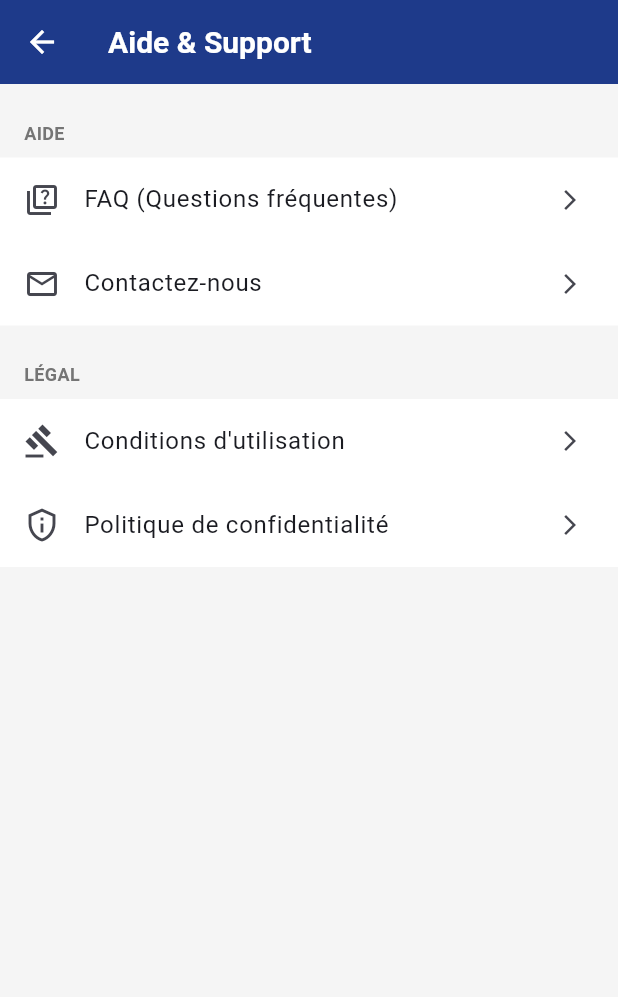
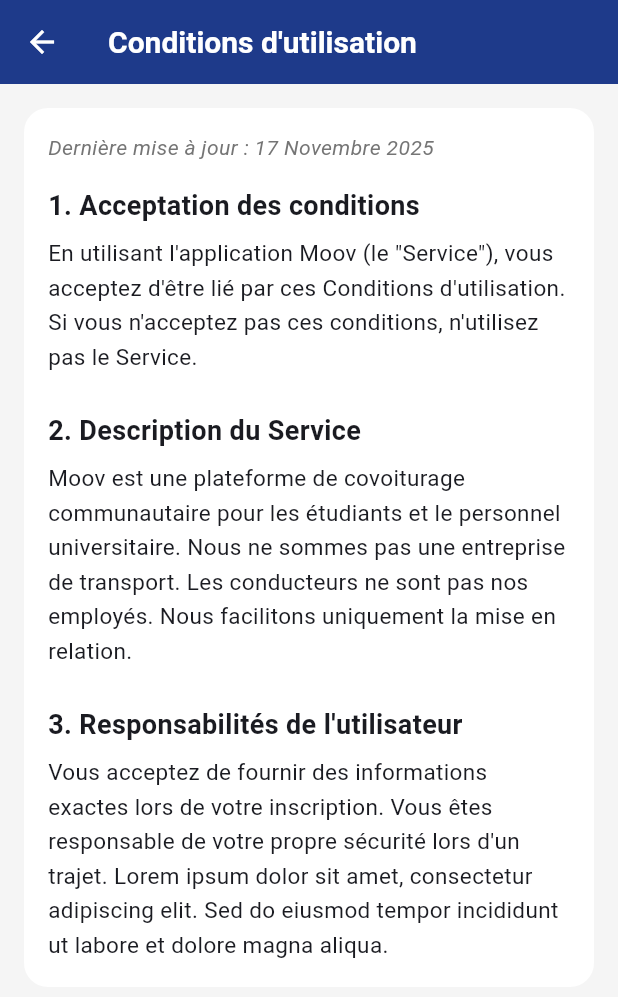
Before and after one commit to Inazumashi/moov-app, a Flutter app: the SupportScreen screen opened directly, after a tap on "Conditions d'utilisation", on a phone screen of 412 x 824 dp. Shown: the top 997 px of the screen. Run offline on Flutter 3.47's test engine with Material 3 defaults, Android fonts, the phone set to English and light mode, and no system bars.

Commit message:
modification de support_screen.dart

```diff
--- a/lib/features/profile/screens/support_screen.dart
+++ b/lib/features/profile/screens/support_screen.dart
@@ -1,4 +1,9 @@
 import 'package:flutter/material.dart';
+// 1. AJOUT DES IMPORTS
+import 'package:moovapp/features/profile/screens/faq_screen.dart';
+import 'package:moovapp/features/profile/screens/contact_us_screen.dart';
+import 'package:moovapp/features/profile/screens/terms_of_service_screen.dart';
+import 'package:moovapp/features/profile/screens/privacy_policy_screen.dart';
 
 class SupportScreen extends StatelessWidget {
   const SupportScreen({super.key});
@@ -30,7 +35,10 @@
                   title: const Text('FAQ (Questions fréquentes)'),
                   trailing: const Icon(Icons.arrow_forward_ios, size: 16),
                   onTap: () {
-                    // TODO: Naviguer vers un futur écran FAQScreen
+                    // 2. MISE À JOUR DE LA NAVIGATION
+                    Navigator.of(context).push(MaterialPageRoute(
+                      builder: (context) => const FaqScreen(),
+                    ));
                   },
                 ),
                 ListTile(
@@ -38,7 +46,10 @@
                   title: const Text('Contactez-nous'),
                   trailing: const Icon(Icons.arrow_forward_ios, size: 16),
                   onTap: () {
-                    // TODO: Logique pour ouvrir un client mail
+                    // 3. MISE À JOUR DE LA NAVIGATION
+                    Navigator.of(context).push(MaterialPageRoute(
+                      builder: (context) => const ContactUsScreen(),
+                    ));
                   },
                 ),
               ],
@@ -57,7 +68,10 @@
                   title: const Text("Conditions d'utilisation"),
                   trailing: const Icon(Icons.arrow_forward_ios, size: 16),
                   onTap: () {
-                    // TODO: Ouvrir le lien des conditions
+                    // 4. MISE À JOUR DE LA NAVIGATION
+                    Navigator.of(context).push(MaterialPageRoute(
+                      builder: (context) => const TermsOfServiceScreen(),
+                    ));
                   },
                 ),
                 ListTile(
@@ -65,7 +79,10 @@
                   title: const Text('Politique de confidentialité'),
                   trailing: const Icon(Icons.arrow_forward_ios, size: 16),
                   onTap: () {
-                    // TODO: Ouvrir le lien de la politique
+                    // 5. MISE À JOUR DE LA NAVIGATION
+                    Navigator.of(context).push(MaterialPageRoute(
+                      builder: (context) => const PrivacyPolicyScreen(),
+                    ));
                   },
                 ),
               ],
--- a/lib/features/profile/screens/terms_of_service_screen.dart
+++ b/lib/features/profile/screens/terms_of_service_screen.dart
@@ -0,0 +1,69 @@
+import 'package:flutter/material.dart';
+
+class TermsOfServiceScreen extends StatelessWidget {
+  const TermsOfServiceScreen({super.key});
+
+  @override
+  Widget build(BuildContext context) {
+    return Scaffold(
+      backgroundColor: Colors.grey[100],
+      appBar: AppBar(
+        title: Text(
+          "Conditions d'utilisation",
+          style: TextStyle(color: Colors.white, fontWeight: FontWeight.bold),
+        ),
+        backgroundColor: Theme.of(context).colorScheme.primary,
+        iconTheme: IconThemeData(color: Colors.white),
+      ),
+      body: SingleChildScrollView(
+        padding: EdgeInsets.all(16.0),
+        child: Container(
+          padding: EdgeInsets.all(16.0),
+          decoration: BoxDecoration(
+            color: Colors.white,
+            borderRadius: BorderRadius.circular(16),
+          ),
+          child: Column(
+            crossAxisAlignment: CrossAxisAlignment.start,
+            children: [
+              Text(
+                'Dernière mise à jour : 17 Novembre 2025',
+                style: TextStyle(color: Colors.grey[600], fontStyle: FontStyle.italic),
+              ),
+              SizedBox(height: 16),
+              Text(
+                '1. Acceptation des conditions',
+                style: TextStyle(fontWeight: FontWeight.bold, fontSize: 18),
+              ),
+              SizedBox(height: 8),
+              Text(
+                'En utilisant l\'application Moov (le "Service"), vous acceptez d\'être lié par ces Conditions d\'utilisation. Si vous n\'acceptez pas ces conditions, n\'utilisez pas le Service.',
+                style: TextStyle(height: 1.5, fontSize: 15),
+              ),
+              SizedBox(height: 24),
+              Text(
+                '2. Description du Service',
+                style: TextStyle(fontWeight: FontWeight.bold, fontSize: 18),
+              ),
+              SizedBox(height: 8),
+              Text(
+                'Moov est une plateforme de covoiturage communautaire pour les étudiants et le personnel universitaire. Nous ne sommes pas une entreprise de transport. Les conducteurs ne sont pas nos employés. Nous facilitons uniquement la mise en relation.',
+                style: TextStyle(height: 1.5, fontSize: 15),
+              ),
+              SizedBox(height: 24),
+              Text(
+                '3. Responsabilités de l\'utilisateur',
+                style: TextStyle(fontWeight: FontWeight.bold, fontSize: 18),
+              ),
+              SizedBox(height: 8),
+              Text(
+                'Vous acceptez de fournir des informations exactes lors de votre inscription. Vous êtes responsable de votre propre sécurité lors d\'un trajet. Lorem ipsum dolor sit amet, consectetur adipiscing elit. Sed do eiusmod tempor incididunt ut labore et dolore magna aliqua.',
+                style: TextStyle(height: 1.5, fontSize: 15),
+              ),
+            ],
+          ),
+        ),
+      ),
+    );
+  }
+}
```
